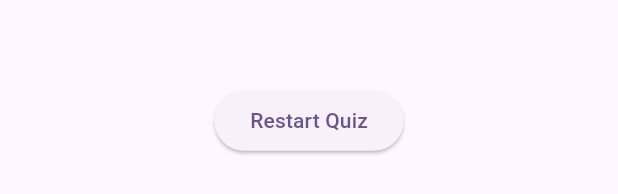
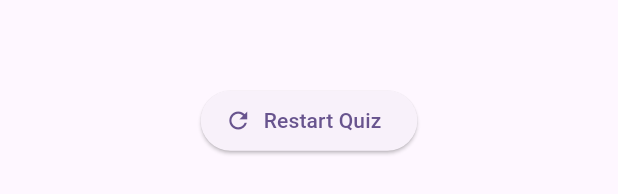
Before and after one commit to tamathecxder/fluquiz, a Flutter app: the ResultsScreen widget shown alone on an empty page, opened directly with empty values, on a phone screen of 412 x 824 dp. Shown: the part 849-1043 px from the top of the screen. Run offline on Flutter 3.47's test engine with Material 3 defaults, Android fonts, the phone set to English and light mode, and no system bars; our stand-ins replace google_fonts.

Commit message:
implement onRestartQuiz on results screen

```diff
--- a/lib/screens/results_screen.dart
+++ b/lib/screens/results_screen.dart
@@ -4,7 +4,13 @@ import 'package:flutter/material.dart';
 import 'package:google_fonts/google_fonts.dart';
 
 class ResultsScreen extends StatelessWidget {
-  const ResultsScreen({super.key, required this.chosenAnswers});
+  const ResultsScreen({
+    super.key,
+    required this.chosenAnswers,
+    required this.onRestartQuiz,
+  });
+
+  final void Function() onRestartQuiz;
 
   final List<String> chosenAnswers;
 
@@ -55,9 +61,12 @@ class ResultsScreen extends StatelessWidget {
             const SizedBox(
               height: 20,
             ),
-            ElevatedButton(
-              onPressed: () {},
-              child: const Text('Restart Quiz'),
+            ElevatedButton.icon(
+              onPressed: onRestartQuiz,
+              icon: const Icon(Icons.refresh),
+              label: const Text(
+                'Restart Quiz',
+              ),
             ),
           ],
         ),
```
